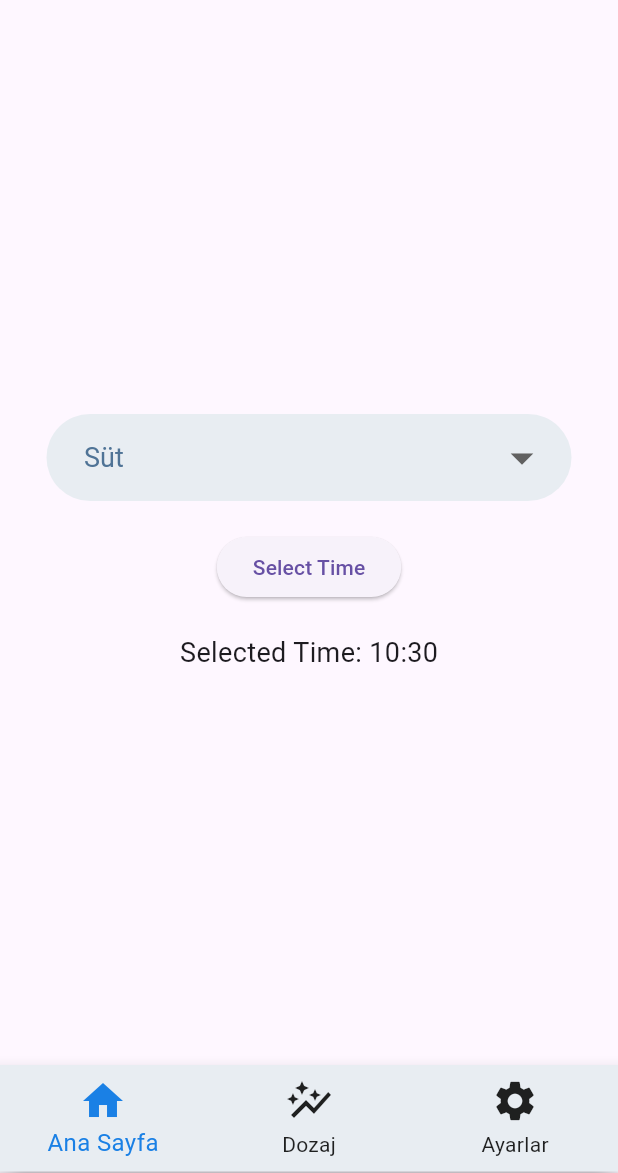
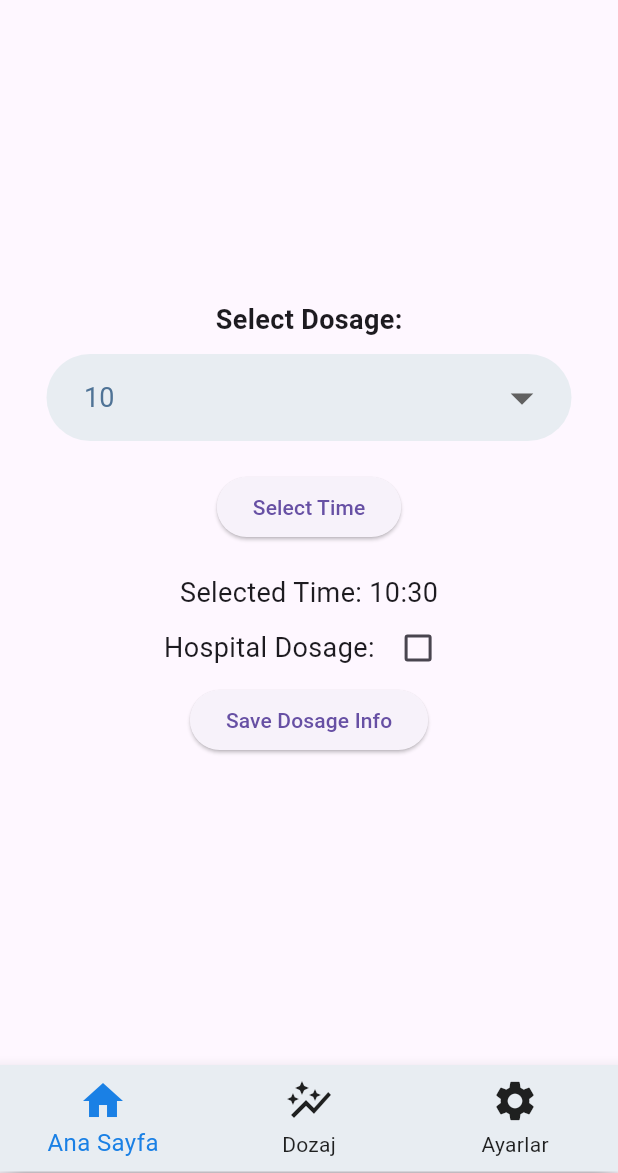
Before and after one commit to KeremTamirci/ImmunotherapyApp, a Flutter app: the PatientHomeScreen screen opened directly, on a phone screen of 412 x 824 dp, the part 63-1236 px from its top. Run offline on Flutter 3.47's test engine with Material 3 defaults, Android fonts, the phone set to English and light mode, and no system bars; our stand-ins replace cloud_firestore, firebase_auth, firebase_core, firebase_messaging, flutter_local_notifications; missing offline and left inert: flutter_material_pickers; accounts and stored records are empty.

Commit message:
Writing to firestore UI not finished

```diff
--- a/immunotheraphy_app/lib/patient/screens/home_page.dart
+++ b/immunotheraphy_app/lib/patient/screens/home_page.dart
@@ -1,17 +1,26 @@
 import 'package:flutter/material.dart';
 import 'package:flutter_material_pickers/flutter_material_pickers.dart';
+import 'package:immunotheraphy_app/patient/utils/database_controller.dart';
 import 'package:immunotheraphy_app/utils/color_utils.dart';
 
 class HomePage extends StatefulWidget {
-  const HomePage({super.key});
+  const HomePage({Key? key}) : super(key: key);
 
   @override
   State<HomePage> createState() => HomePageState();
 }
 
 class HomePageState extends State<HomePage> {
-  String _selectedItem = 'Süt'; // Initial value for dropdown
+  int _selectedItem = 10; // Initial value for dropdown
   TimeOfDay _selectedTime = TimeOfDay.now(); // Initial value for time picker
+  bool _isHospitalDosage = false; // Initial value for hospital dosage
+  late DatabaseController _databaseController;
+
+  @override
+  void initState() {
+    super.initState();
+    _databaseController = DatabaseController('vuVXXhsPjdRklyUJ9nK9AEDTyLu2');
+  }
 
   // Function to show the time picker
   void _showTimePicker() {
@@ -26,44 +35,77 @@ class HomePageState extends State<HomePage> {
     );
   }
 
+  // Function to save dosage information to Firestore
+  void _saveDosageInfo() async {
+    try {
+      Map<String, dynamic> dosageDetails = {
+        'dosage_date': DateTime.now(),
+        'detail': 'Doz kaydı detayı',
+        'dosage_amount': _selectedItem, // Using the selected item directly
+        'is_hospital_dosage': _isHospitalDosage,
+        'measure_metric': 'mg',
+        // Add any other fields you need for your dosage recording
+      };
+
+      await _databaseController.addDosageTime(dosageDetails);
+      _showSuccessSnackbar();
+    } catch (e) {
+      print('Failed to save dosage information: $e');
+      // Handle error
+    }
+  }
+
+  // Function to show a snackbar indicating success
+  void _showSuccessSnackbar() {
+    ScaffoldMessenger.of(context).showSnackBar(
+      const SnackBar(
+        content: Text('Dosage recording added successfully'),
+        duration: Duration(seconds: 2),
+      ),
+    );
+  }
+
   @override
   Widget build(BuildContext context) {
-    return
-        // child: Column(
-        //   mainAxisAlignment: MainAxisAlignment.center,
-        //   children: <Widget>[],
-        // ),
-        Center(
+    return Center(
       child: Column(
         mainAxisAlignment: MainAxisAlignment.center,
         children: <Widget>[
+          const Text(
+            'Select Dosage:',
+            style: TextStyle(fontSize: 18, fontWeight: FontWeight.bold),
+          ),
+          const SizedBox(height: 10),
           Container(
             padding: const EdgeInsets.symmetric(horizontal: 15, vertical: 5),
             width: 350,
             decoration: BoxDecoration(
-                color: hexStringToColor("E8EDF2"),
-                borderRadius: BorderRadius.circular(40)),
+              color: hexStringToColor("E8EDF2"),
+              borderRadius: BorderRadius.circular(40),
+            ),
             child: DropdownButtonHideUnderline(
-              child: DropdownButton<String>(
+              child: DropdownButton<int>(
                 value: _selectedItem,
                 isExpanded: true,
                 dropdownColor: hexStringToColor("E8EDF2"),
                 iconSize: 36,
-                style:
-                    TextStyle(color: hexStringToColor("4F7396"), fontSize: 18),
+                style: TextStyle(
+                  color: hexStringToColor("4F7396"),
+                  fontSize: 18,
+                ),
                 borderRadius: BorderRadius.circular(30),
-                onChanged: (String? newValue) {
+                onChanged: (int? newValue) {
                   setState(() {
                     _selectedItem = newValue!;
                   });
                 },
-                items: <String>['Süt', 'Fındık', 'Option 3', 'Option 4']
-                    .map<DropdownMenuItem<String>>((String value) {
-                  return DropdownMenuItem<String>(
+                items: <int>[10, 20, 30, 40, 50] // Integers instead of strings
+                    .map<DropdownMenuItem<int>>((int value) {
+                  return DropdownMenuItem<int>(
                     value: value,
                     child: Padding(
                       padding: const EdgeInsets.only(left: 10.0),
-                      child: Text(value),
+                      child: Text('$value'), // Convert integer to string
                     ),
                   );
                 }).toList(),
@@ -80,6 +122,33 @@ class HomePageState extends State<HomePage> {
             'Selected Time: ${_selectedTime.hour}:${_selectedTime.minute}',
             style: const TextStyle(fontSize: 18),
           ),
+          SizedBox(
+            width: 350,
+            child: Row(
+              mainAxisAlignment: MainAxisAlignment.center,
+              children: [
+                const Text(
+                  'Hospital Dosage:',
+                  style: TextStyle(fontSize: 18),
+                ),
+                const SizedBox(width: 5), // Add some space between the title and checkbox
+                Checkbox(
+                  value: _isHospitalDosage,
+                  onChanged: (newValue) {
+                    setState(() {
+                      _isHospitalDosage = newValue!;
+                    });
+                  },
+                ),
+              ],
+            ),
+          ),
+          ElevatedButton(
+            onPressed: _saveDosageInfo,
+            child: const Text('Save Dosage Info'),
+          ),
+          const SizedBox(height: 20),
+
         ],
       ),
     );
--- /dev/null
+++ b/immunotheraphy_app/lib/patient/utils/database_controller.dart
@@ -0,0 +1,21 @@
+import 'package:cloud_firestore/cloud_firestore.dart';
+
+class DatabaseController {
+  final String userId;
+
+  DatabaseController(this.userId);
+
+  Future<void> addDosageTime(Map<String, dynamic> dosageDetails) async {
+    try {
+      await FirebaseFirestore.instance
+          .collection('Patients')
+          .doc(userId)
+          .collection('Dosage Recordings')
+          .add(dosageDetails);
+      print('Dosage time added to Firestore for user $userId');
+    } catch (e) {
+      print('Failed to add dosage time to Firestore: $e');
+      throw e;
+    }
+  }
+}
--- a/immunotheraphy_app/pubspec.yaml
+++ b/immunotheraphy_app/pubspec.yaml
@@ -39,6 +39,7 @@ dependencies:
   firebase_messaging: ^14.8.0
   flutter_local_notifications: ^17.0.1
   flutter_material_pickers: ^3.6.0
+  cloud_firestore: ^4.17.1
 
 dev_dependencies:
   flutter_test:
```
Also changed, not shown: immunotheraphy_app/pubspec.lock, 5 other files.
